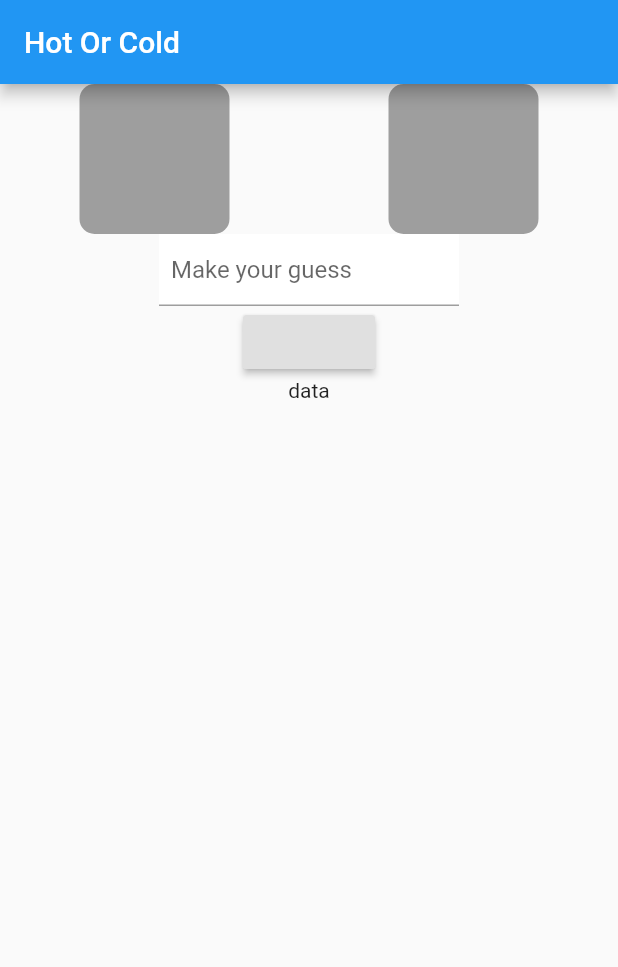
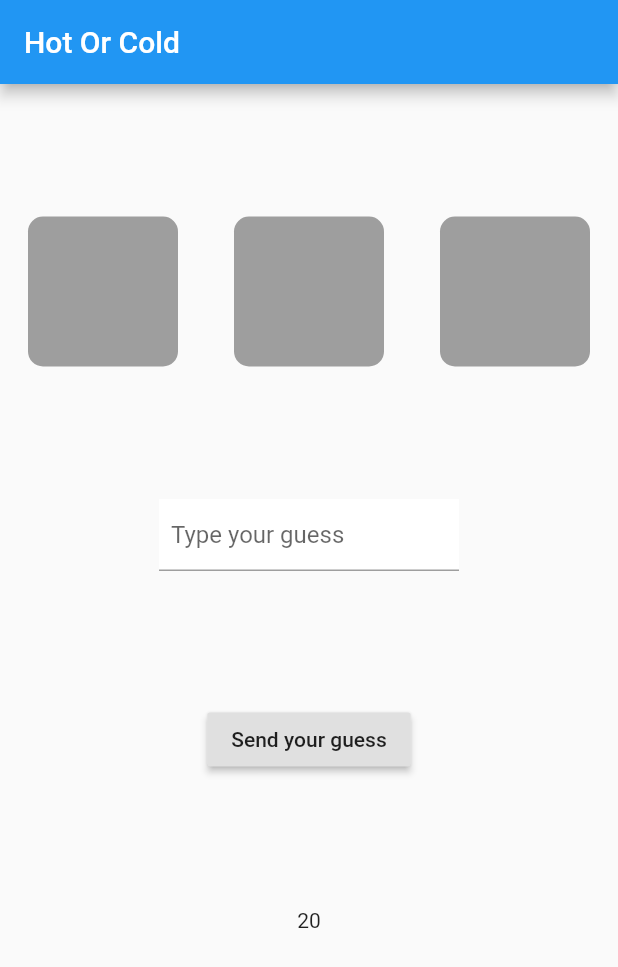
Before and after one commit to alperenekin/Hot-Cold-Game, a Flutter app: the screen it shows after launch, on a phone screen of 412 x 824 dp. Shown: the top 967 px of the screen. Run offline on Flutter 3.47's test engine with Material 2 defaults, Android fonts, the phone set to English and light mode, and no system bars; our stand-ins replace flutter_mobx, mobx; generated files the repository leaves out were written again.

Commit message:
works properly needs refactor

```diff
--- a/lib/hot_cold_view.dart
+++ b/lib/hot_cold_view.dart
@@ -25,11 +25,11 @@ class _HotColdViewState extends State<HotColdView> {
       appBar: AppBar(
         title: Text("Hot Or Cold"),
       ),
-      body: Container(
-        height: MediaQuery.of(context).size.height,
-          child: SingleChildScrollView(
+      body: SingleChildScrollView(
+        child: ConstrainedBox(
+          constraints: BoxConstraints(maxHeight: MediaQuery.of(context).size.height),
           child: Column(
-              mainAxisSize: MainAxisSize.min,
+            mainAxisSize: MainAxisSize.max,
             children: [
               Flexible(
                 flex: 2,
@@ -37,11 +37,12 @@ class _HotColdViewState extends State<HotColdView> {
               ),
               Flexible(
                 flex: 1,
-                  child: Text("data"),
+                child: Text(model.randomNumber.toString()),
               ),
             ],
           ),
-      )),
+        ),
+      ),
     );
   }
 
@@ -53,6 +54,7 @@ class _HotColdViewState extends State<HotColdView> {
           mainAxisAlignment: MainAxisAlignment.spaceAround,
           children: [
             hotObserver(),
+            greenObserver(),
             coldObserver(),
           ],
         ),
@@ -89,13 +91,27 @@ class _HotColdViewState extends State<HotColdView> {
     });
   }
 
+  Observer greenObserver() {
+    return Observer(builder: (context) {
+      return Container(
+        width: 100,
+        height: 100,
+        decoration: BoxDecoration(
+            borderRadius: BorderRadius.circular(10),
+            color: model.resultEnum == ResultEnum.HIT
+                ? Colors.green
+                : Colors.grey),
+      );
+    });
+  }
+
   Container buildGuessContainer() {
     return Container(
       width: 200,
       color: Colors.white,
       child: TextField(
         decoration: InputDecoration(
-            contentPadding: EdgeInsets.all(8), hintText: "Make your guess"),
+            contentPadding: EdgeInsets.all(8), hintText: "Type your guess"),
         controller: model.myController,
       ),
     );
@@ -107,6 +123,7 @@ class _HotColdViewState extends State<HotColdView> {
         print(model.randomNumber);
         model.isHotOrCold(int.parse(model.myController.text));
       },
+      child: Text("Send your guess"),
     );
   }
 }
```
Lines whose indentation alone changed are shown as unchanged.
